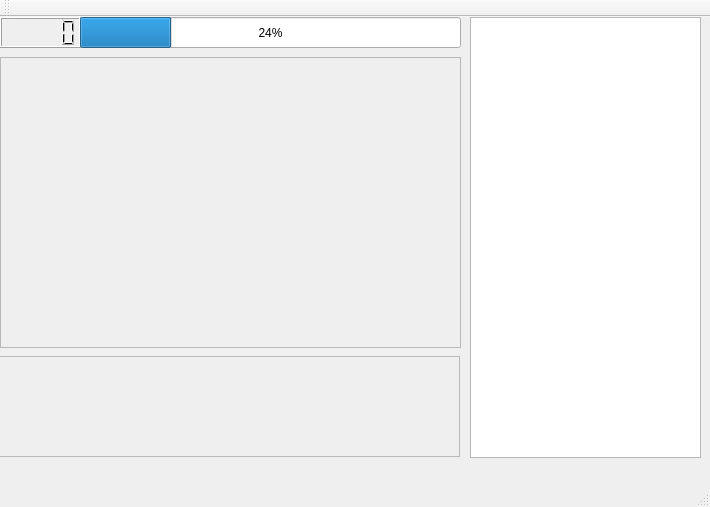
vladimiroff/regularity, file mainwindow.ui: the form before one commit.
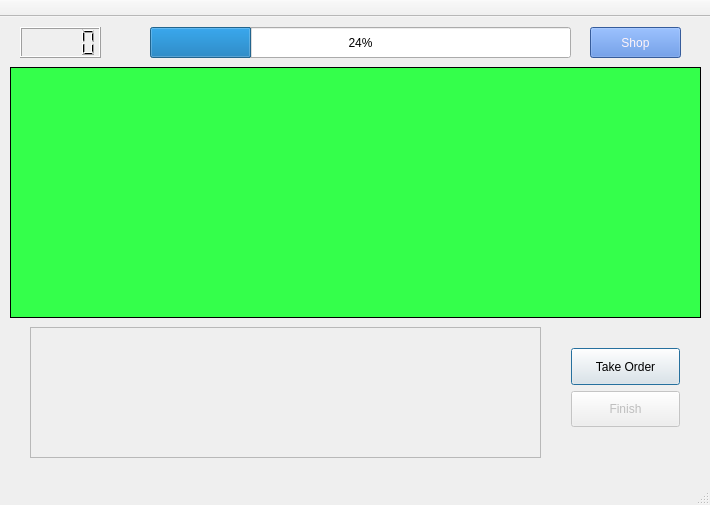
The form after the commit.

Commit message: Remove some of the widgets.

Patch:
```diff
--- a/mainwindow.ui
+++ b/mainwindow.ui
@@ -7,7 +7,7 @@
     <x>0</x>
     <y>0</y>
     <width>710</width>
-    <height>507</height>
+    <height>505</height>
    </rect>
   </property>
   <property name="windowTitle">
@@ -20,21 +20,11 @@
      <height>449</height>
     </size>
    </property>
-   <widget class="QListView" name="orders">
-    <property name="geometry">
-     <rect>
-      <x>470</x>
-      <y>0</y>
-      <width>231</width>
-      <height>441</height>
-     </rect>
-    </property>
-   </widget>
    <widget class="QLCDNumber" name="money">
     <property name="geometry">
      <rect>
-      <x>0</x>
-      <y>0</y>
+      <x>20</x>
+      <y>10</y>
       <width>81</width>
       <height>31</height>
      </rect>
@@ -43,9 +33,9 @@
    <widget class="QProgressBar" name="xp">
     <property name="geometry">
      <rect>
-      <x>80</x>
-      <y>0</y>
-      <width>381</width>
+      <x>150</x>
+      <y>10</y>
+      <width>421</width>
       <height>31</height>
      </rect>
     </property>
@@ -56,12 +46,15 @@
    <widget class="QScrollArea" name="storage">
     <property name="geometry">
      <rect>
-      <x>-1</x>
-      <y>339</y>
-      <width>461</width>
-      <height>101</height>
+      <x>30</x>
+      <y>310</y>
+      <width>511</width>
+      <height>131</height>
      </rect>
     </property>
+    <property name="frameShape">
+     <enum>QFrame::StyledPanel</enum>
+    </property>
     <property name="widgetResizable">
      <bool>true</bool>
     </property>
@@ -70,8 +63,8 @@
       <rect>
        <x>0</x>
        <y>0</y>
-       <width>459</width>
-       <height>99</height>
+       <width>509</width>
+       <height>129</height>
       </rect>
      </property>
     </widget>
@@ -79,10 +72,10 @@
    <widget class="QFrame" name="frame">
     <property name="geometry">
      <rect>
-      <x>0</x>
-      <y>40</y>
-      <width>461</width>
-      <height>291</height>
+      <x>10</x>
+      <y>50</y>
+      <width>691</width>
+      <height>251</height>
      </rect>
     </property>
     <property name="frameShape">
@@ -91,6 +84,118 @@
     <property name="frameShadow">
      <enum>QFrame::Raised</enum>
     </property>
+    <widget class="QStackedWidget" name="mainViews">
+     <property name="geometry">
+      <rect>
+       <x>0</x>
+       <y>0</y>
+       <width>691</width>
+       <height>251</height>
+      </rect>
+     </property>
+     <property name="frameShape">
+      <enum>QFrame::Box</enum>
+     </property>
+     <property name="currentIndex">
+      <number>0</number>
+     </property>
+     <widget class="QWidget" name="workbench">
+      <property name="autoFillBackground">
+       <bool>false</bool>
+      </property>
+      <property name="styleSheet">
+       <string notr="true">background-color: rgb(52, 255, 75);</string>
+      </property>
+     </widget>
+     <widget class="QWidget" name="shop">
+      <property name="autoFillBackground">
+       <bool>false</bool>
+      </property>
+      <property name="styleSheet">
+       <string notr="true">background-color: rgb(255, 0, 0);</string>
+      </property>
+     </widget>
+    </widget>
+   </widget>
+   <widget class="QWidget" name="verticalLayoutWidget">
+    <property name="geometry">
+     <rect>
+      <x>560</x>
+      <y>320</y>
+      <width>131</width>
+      <height>101</height>
+     </rect>
+    </property>
+    <layout class="QVBoxLayout" name="orderButtons">
+     <item>
+      <widget class="QPushButton" name="takeOrder">
+       <property name="enabled">
+        <bool>true</bool>
+       </property>
+       <property name="sizePolicy">
+        <sizepolicy hsizetype="Minimum" vsizetype="Minimum">
+         <horstretch>0</horstretch>
+         <verstretch>0</verstretch>
+        </sizepolicy>
+       </property>
+       <property name="text">
+        <string>Take Order</string>
+       </property>
+       <property name="autoDefault">
+        <bool>true</bool>
+       </property>
+       <property name="default">
+        <bool>true</bool>
+       </property>
+       <property name="flat">
+        <bool>false</bool>
+       </property>
+      </widget>
+     </item>
+     <item>
+      <widget class="QPushButton" name="finish">
+       <property name="enabled">
+        <bool>false</bool>
+       </property>
+       <property name="sizePolicy">
+        <sizepolicy hsizetype="Minimum" vsizetype="Minimum">
+         <horstretch>0</horstretch>
+         <verstretch>0</verstretch>
+        </sizepolicy>
+       </property>
+       <property name="text">
+        <string>Finish</string>
+       </property>
+       <property name="autoDefault">
+        <bool>true</bool>
+       </property>
+       <property name="default">
+        <bool>true</bool>
+       </property>
+      </widget>
+     </item>
+    </layout>
+   </widget>
+   <widget class="QPushButton" name="toggleMainViewButton">
+    <property name="geometry">
+     <rect>
+      <x>590</x>
+      <y>10</y>
+      <width>91</width>
+      <height>31</height>
+     </rect>
+    </property>
+    <property name="autoFillBackground">
+     <bool>true</bool>
+    </property>
+    <property name="styleSheet">
+     <string notr="true">background-color: rgb(75, 129, 217);
+font: 75 14pt &quot;Verdana&quot;;
+color: rgb(255, 244, 248);</string>
+    </property>
+    <property name="text">
+     <string>Shop</string>
+    </property>
    </widget>
   </widget>
   <widget class="QMenuBar" name="menuBar">
@@ -104,6 +209,12 @@
    </property>
   </widget>
   <widget class="QToolBar" name="mainToolBar">
+   <property name="movable">
+    <bool>false</bool>
+   </property>
+   <property name="floatable">
+    <bool>false</bool>
+   </property>
    <attribute name="toolBarArea">
     <enum>TopToolBarArea</enum>
    </attribute>
```
Left out of the diff: 6 changed lines with no effect on the pictures. The commit also changes 5 other files.
